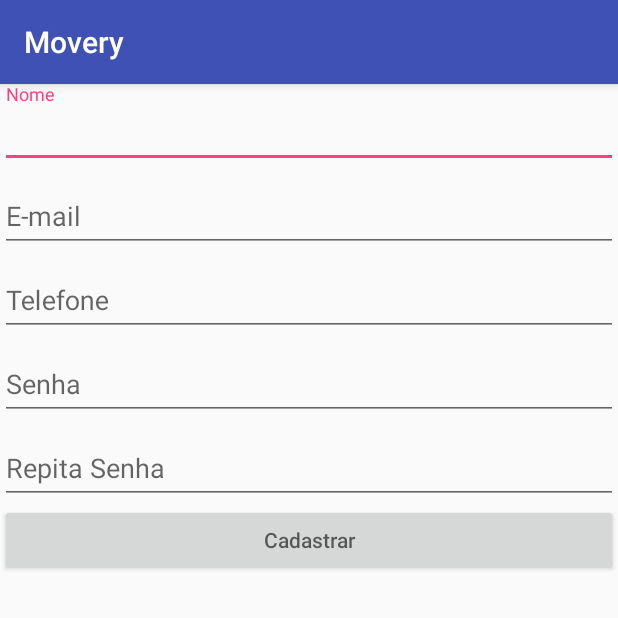
After one commit to cszneider/Movery, an Android app: the SignUpActivity screen opened directly, with no data from a screen before it, on a phone screen of 412 x 824 dp, the top half of it. The commit adds this screen. Run offline under Robolectric (Android 15) with nearby library versions, the phone set to English and light mode, and no system bars.

Commit message:
sign up screen

```diff
--- a/app/src/main/AndroidManifest.xml
+++ b/app/src/main/AndroidManifest.xml
@@ -12,8 +12,7 @@
         android:theme="@style/AppTheme">
         <activity
             android:name=".MainActivity"
-            android:label="@string/app_name">
-        </activity>
+            android:label="@string/app_name"></activity>
         <activity android:name=".activities.SignInActivity">
             <intent-filter>
                 <action android:name="android.intent.action.MAIN" />
@@ -21,6 +20,7 @@
                 <category android:name="android.intent.category.LAUNCHER" />
             </intent-filter>
         </activity>
+        <activity android:name=".activities.SignUpActivity"></activity>
     </application>
 
 </manifest>
--- /dev/null
+++ b/app/src/main/java/br/feevale/movery/activities/SignUpActivity.java
@@ -0,0 +1,15 @@
+package br.feevale.movery.activities;
+
+import android.support.v7.app.AppCompatActivity;
+import android.os.Bundle;
+
+import br.feevale.movery.R;
+
+public class SignUpActivity extends AppCompatActivity {
+
+    @Override
+    protected void onCreate(Bundle savedInstanceState) {
+        super.onCreate(savedInstanceState);
+        setContentView(R.layout.activity_sign_up);
+    }
+}
--- a/app/src/main/java/br/feevale/movery/services/AuthenticationService.java
+++ b/app/src/main/java/br/feevale/movery/services/AuthenticationService.java
@@ -26,7 +26,8 @@ public class AuthenticationService {
       .start(new BaseCallback<Credentials, AuthenticationException>() {
         @Override
         public void onSuccess(Credentials payload) {
-
+            int asfd = 0;
+            asfd ++;
         }
 
         @Override
--- /dev/null
+++ b/app/src/main/res/layout/activity_sign_up.xml
@@ -0,0 +1,76 @@
+<?xml version="1.0" encoding="utf-8"?>
+<LinearLayout xmlns:android="http://schemas.android.com/apk/res/android"
+    xmlns:app="http://schemas.android.com/apk/res-auto"
+    xmlns:tools="http://schemas.android.com/tools"
+    android:layout_width="match_parent"
+    android:layout_height="match_parent"
+    tools:context="br.feevale.movery.activities.SignUpActivity"
+    android:orientation="vertical">
+
+    <LinearLayout
+        android:layout_height="match_parent"
+        android:layout_width="match_parent"
+        android:orientation="vertical">
+
+        <android.support.design.widget.TextInputLayout
+            android:layout_width="match_parent"
+            android:layout_height="wrap_content">
+
+            <android.support.design.widget.TextInputEditText
+                android:layout_width="match_parent"
+                android:layout_height="wrap_content"
+                android:hint="@string/nome_hint"/>
+        </android.support.design.widget.TextInputLayout>
+
+        <android.support.design.widget.TextInputLayout
+            android:layout_width="match_parent"
+            android:layout_height="wrap_content">
+
+            <android.support.design.widget.TextInputEditText
+                android:layout_width="match_parent"
+                android:layout_height="wrap_content"
+                android:hint="@string/email_hint"/>
+        </android.support.design.widget.TextInputLayout>
+
+        <android.support.design.widget.TextInputLayout
+            android:layout_width="match_parent"
+            android:layout_height="wrap_content">
+
+            <android.support.design.widget.TextInputEditText
+                android:layout_width="match_parent"
+                android:layout_height="wrap_content"
+                android:hint="@string/telefone_hint"/>
+        </android.support.design.widget.TextInputLayout>
+
+        <android.support.design.widget.TextInputLayout
+            android:layout_width="match_parent"
+            android:layout_height="wrap_content">
+
+            <android.support.design.widget.TextInputEditText
+                android:layout_width="match_parent"
+                android:layout_height="wrap_content"
+                android:hint="@string/password_hint"/>
+        </android.support.design.widget.TextInputLayout>
+
+        <android.support.design.widget.TextInputLayout
+            android:layout_width="match_parent"
+            android:layout_height="wrap_content">
+
+            <android.support.design.widget.TextInputEditText
+                android:layout_width="match_parent"
+                android:layout_height="wrap_content"
+                android:hint="@string/repita_senha_hint"/>
+        </android.support.design.widget.TextInputLayout>
+
+        <Button
+            android:id="@+id/button"
+            android:layout_width="match_parent"
+            android:layout_height="wrap_content"
+            android:hint="@string/cadastrar_hint" />
+
+    </LinearLayout>
+
+
+
+
+</LinearLayout>
--- a/app/src/main/res/values/strings.xml
+++ b/app/src/main/res/values/strings.xml
@@ -7,6 +7,10 @@
     <string name="com_auth0_domain">movery.auth0.com</string>
     <string name="com_auth0_client_id">164o7h4TbX1VfwnKxv5sIj3Zuf5GlxvV</string>
     <string name="com_auth0_client_secret">8vHRx78Fzi2m_OdCLBaguFXLgCaKN0miLudmJTbqC2Bm6KJ8G_FuTs98M6tExHve</string>
-    <string name="password_hint">Digite sua Senha</string>
-    <string name="email_hint">Digite seu E-mail</string>
+    <string name="email_hint">E-mail</string>
+    <string name="password_hint">Senha</string>
+    <string name="nome_hint">Nome</string>
+    <string name="telefone_hint">Telefone</string>
+    <string name="repita_senha_hint">Repita Senha</string>
+    <string name="cadastrar_hint">Cadastrar</string>
 </resources>
```
